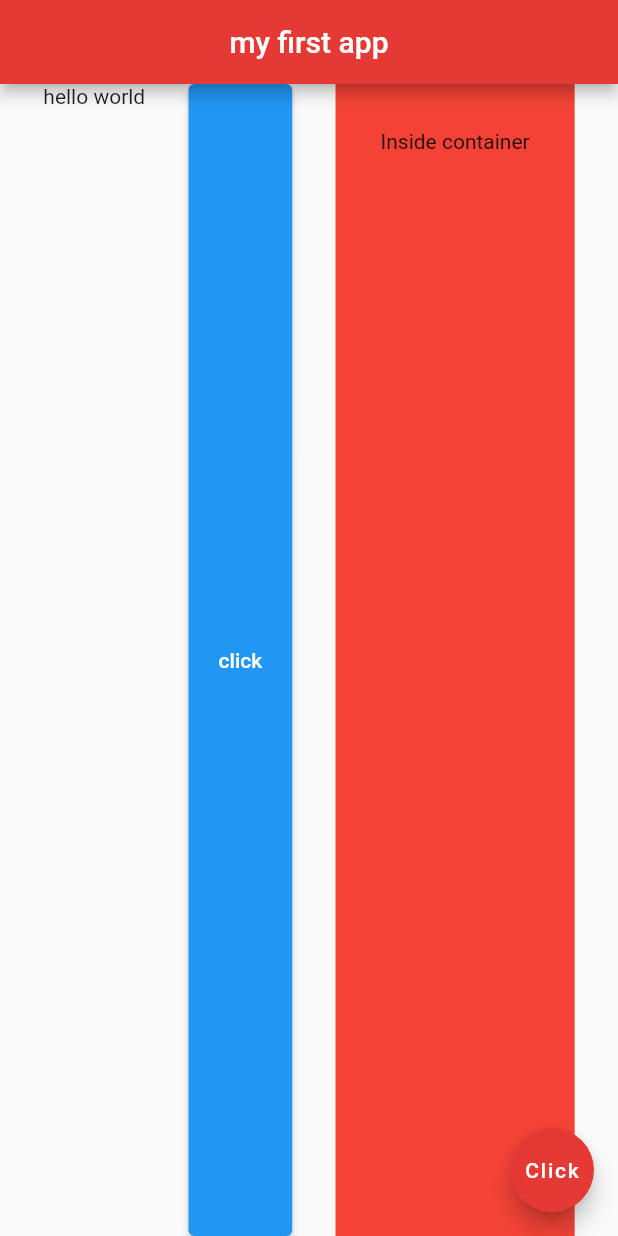
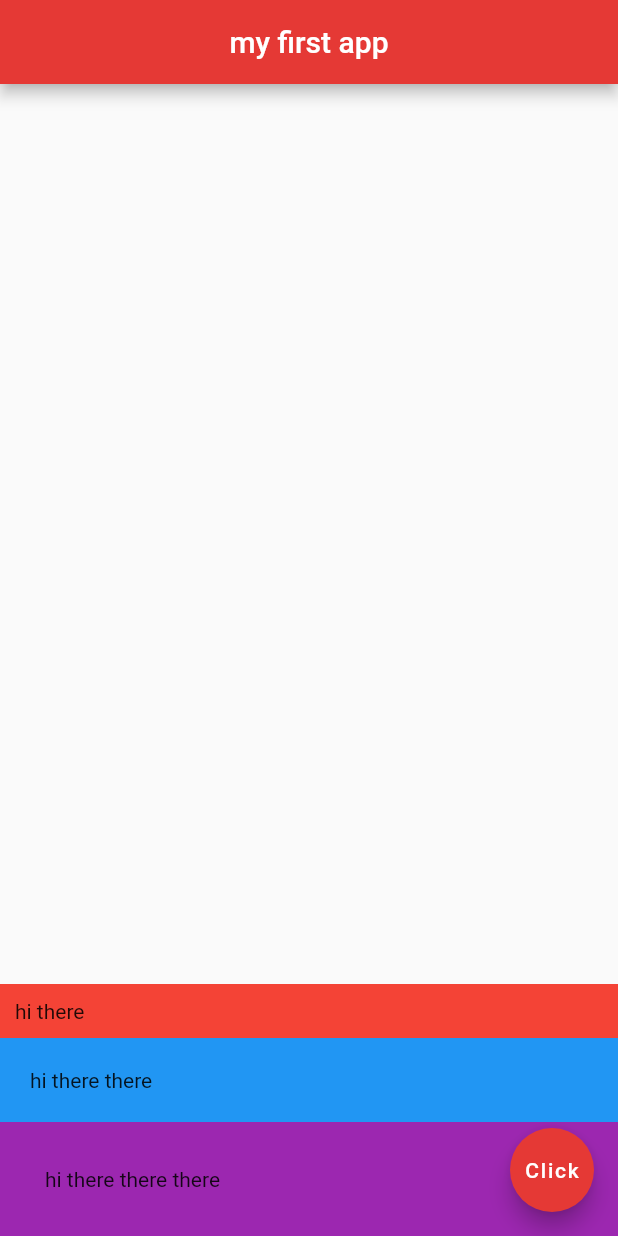
Before and after one commit to jad-amine/Flutter, a Flutter app: the screen it shows after launch, on a phone screen of 412 x 824 dp. Run offline on Flutter 3.47's test engine with Material 2 defaults, Android fonts, the phone set to English and light mode, and no system bars.

Commit message:
Added Column Widget

```diff
--- a/lib/main.dart
+++ b/lib/main.dart
@@ -15,20 +15,24 @@ class Home extends StatelessWidget {
         centerTitle: true,
         backgroundColor: Colors.red[600],
       ),
-      body: Row(
-        mainAxisAlignment: MainAxisAlignment.spaceEvenly,
+      body: Column(
+        mainAxisAlignment: MainAxisAlignment.end,
         crossAxisAlignment: CrossAxisAlignment.stretch,
         children: [
-          const Text('hello world'),
-          ElevatedButton(
-              onPressed: (){},
-              style: ElevatedButton.styleFrom(padding: const EdgeInsets.all(20)),
-              child: const Text("click")
+          Container(
+            color: Colors.red,
+            padding: const EdgeInsets.all(10),
+            child: const Text("hi there"),
           ),
           Container(
-            color: Colors.red,
+            color: Colors.blue,
+            padding: const EdgeInsets.all(20),
+            child: const Text("hi there there"),
+          ),
+          Container(
+            color: Colors.purple,
             padding: const EdgeInsets.all(30),
-            child: const Text("Inside container"),
+            child: const Text("hi there there there"),
           )
         ],
       ),
```
